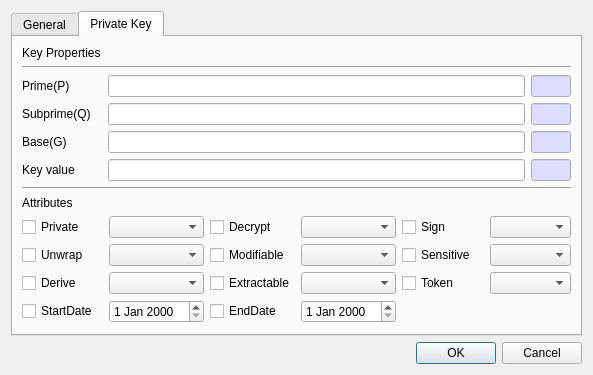
This is CryptokiMan/create_dsa_pri_key_dlg.ui in jykim74/CryptokiMan as Qt 5 draws it before an edit. The edited form follows.
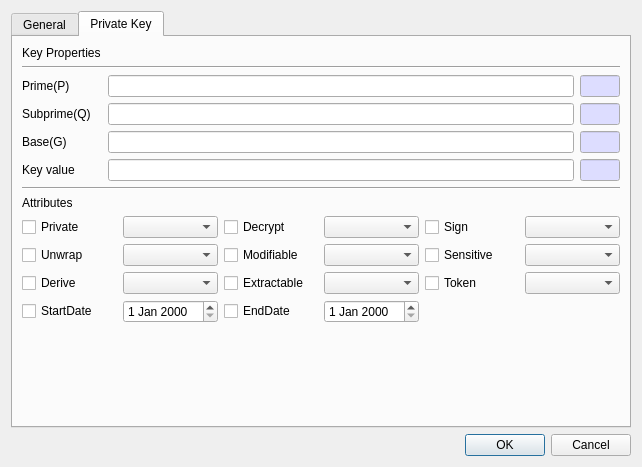
This is the edited form.

Patch:
```diff
--- a/CryptokiMan/create_dsa_pri_key_dlg.ui
+++ b/CryptokiMan/create_dsa_pri_key_dlg.ui
@@ -6,8 +6,8 @@
    <rect>
     <x>0</x>
     <y>0</y>
-    <width>593</width>
-    <height>363</height>
+    <width>642</width>
+    <height>467</height>
    </rect>
   </property>
   <property name="windowTitle">
```
